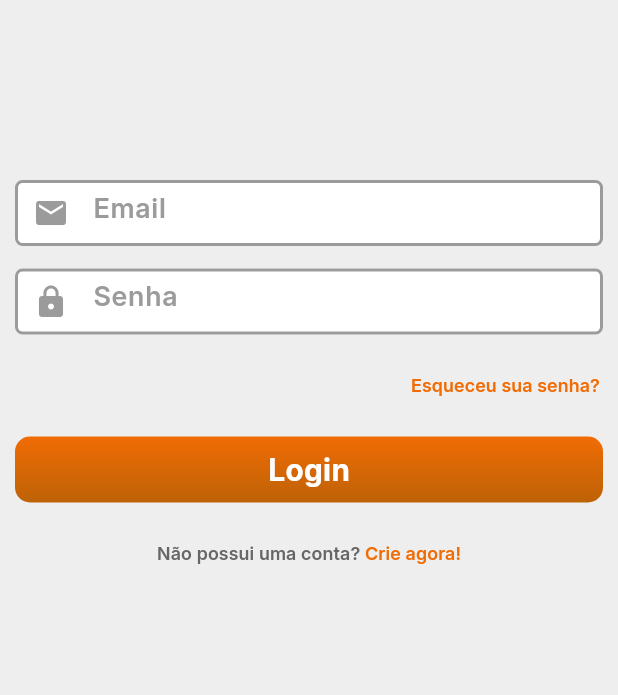
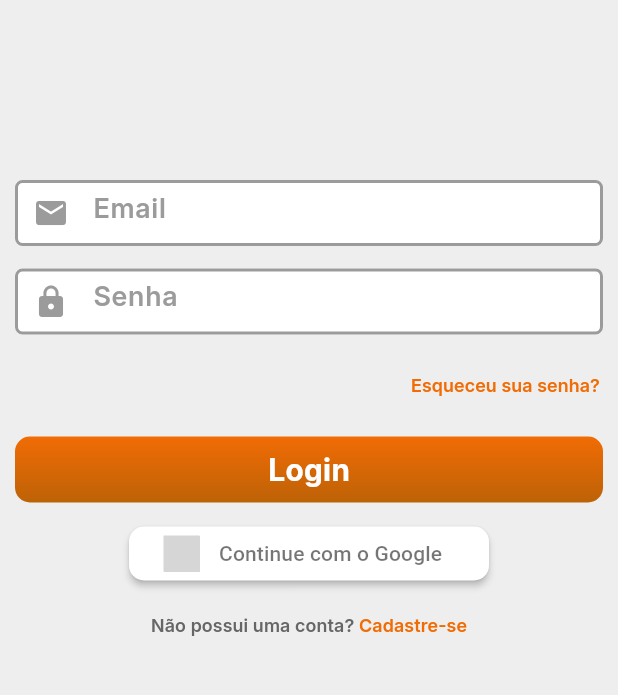
Before and after one commit to Rhayssam/cazatudo-app, a Flutter app: the LoginPage screen opened by its route, on a phone screen of 412 x 824 dp, the part 264-959 px from its top. Run offline on Flutter 3.47's test engine with Material 3 defaults, Android fonts, the phone set to English and light mode, and no system bars; drawn by our look-alikes of sign_in_button; our stand-ins replace get, smooth_page_indicator, video_player; grey boxes are pictures that could not be loaded.

Commit message:
Refatorando código

```diff
--- a/lib/app/modules/home/home_page.dart
+++ b/lib/app/modules/home/home_page.dart
@@ -1,7 +1,6 @@
 // Essenciais
 import 'package:cazatudo_app/app/core/widgets/horizontal_list.dart';
 import 'package:cazatudo_app/app/core/widgets/horizontal_products_list.dart';
-import 'package:cazatudo_app/app/core/widgets/spacing.dart';
 import 'package:flutter/material.dart';
 import 'package:get/get.dart';
 
--- a/lib/app/modules/home/navigation_screen.dart
+++ b/lib/app/modules/home/navigation_screen.dart
@@ -1,4 +1,5 @@
 // Essenciais
+import 'package:cazatudo_app/app/modules/login/login_page.dart';
 import 'package:flutter/material.dart';
 
 // UI
@@ -104,7 +105,8 @@ class _NavigationScreenState extends State<NavigationScreen> {
           CategoriesPage(),
           FavoritePage(),
           NotificationPage(),
-          ProfilePage(),
+          LoginPage(),
+          // ProfilePage()
         ],
       ),
     );
--- a/lib/app/modules/login/login_page.dart
+++ b/lib/app/modules/login/login_page.dart
@@ -14,6 +14,7 @@ import 'package:cazatudo_app/app/core/widgets/custom_text_field.dart';
 import 'package:cazatudo_app/app/core/widgets/custom_text_button.dart';
 import 'package:cazatudo_app/app/core/widgets/custom_primary_button.dart';
 import 'package:cazatudo_app/app/core/widgets/multi_text_button.dart';
+import 'package:sign_in_button/sign_in_button.dart';
 
 class LoginPage extends StatefulWidget {
   const LoginPage({super.key});
@@ -31,7 +32,8 @@ class _LoginPageState extends State<LoginPage> {
   Widget build(BuildContext context) {
     return Scaffold(
       backgroundColor: ThemeConfig.background,
-      body: SafeArea(
+      body: SingleChildScrollView(
+        child: SafeArea(
           child: Column(
             crossAxisAlignment: CrossAxisAlignment.end,
             children: [
@@ -67,6 +69,18 @@ class _LoginPageState extends State<LoginPage> {
               ),
               SizedBox(height: 10),
               Center(
+                child: SignInButton(
+                  Buttons.google,
+                  onPressed: () {},
+                  text: 'Continue com o Google',
+                  shape: OutlineInputBorder(
+                    borderRadius: BorderRadius.circular(10),
+                    borderSide: BorderSide.none,
+                  ),
+                  padding: EdgeInsets.symmetric(horizontal: 10),
+                ),
+              ),
+              Center(
                 child: MultiTextButton(
                   onPressed: () {
                     Get.toNamed(AppRoutes.signUp);
@@ -79,7 +93,7 @@ class _LoginPageState extends State<LoginPage> {
                       ),
                     ),
                     Text(
-                    'Crie agora!',
+                      'Cadastre-se',
                       style: CustomTextStyles.smallText12.copyWith(
                         color: ThemeConfig.orange1,
                       ),
@@ -90,28 +104,6 @@ class _LoginPageState extends State<LoginPage> {
             ],
           ),
         ),
-    );
-  }
-
-  Widget CriarConta() {
-    return Padding(
-      padding: const EdgeInsets.symmetric(horizontal: 15),
-      child: Row(
-        mainAxisAlignment: MainAxisAlignment.center,
-        children: [
-          Text(
-            'Não possui uma conta? ',
-            style: CustomTextStyles.smallText12.copyWith(
-              color: ThemeConfig.grey,
-            ),
-          ),
-          Text(
-            'Crie agora!',
-            style: CustomTextStyles.smallText12.copyWith(
-              color: ThemeConfig.orange1,
-            ),
-          ),
-        ],
       ),
     );
   }
--- a/pubspec.yaml
+++ b/pubspec.yaml
@@ -38,7 +38,8 @@ dependencies:
   get: ^4.6.6
   video_player: ^2.9.2
   smooth_page_indicator: ^1.2.0+3
-
+  flutter_typeahead: ^5.2.0
+  sign_in_button: ^3.2.0
 dev_dependencies:
   flutter_test:
     sdk: flutter
```
Also changed, not shown: lib/app/modules/product/product_page.dart (+5 -3 lines), pubspec.lock. Lines whose indentation alone changed are shown as unchanged.
